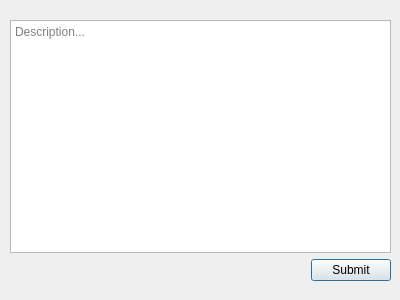
The window that interface/feedbackform.ui (Atelier-Developers/COVIDNet-CT) describes before a commit, drawn with Qt 5.
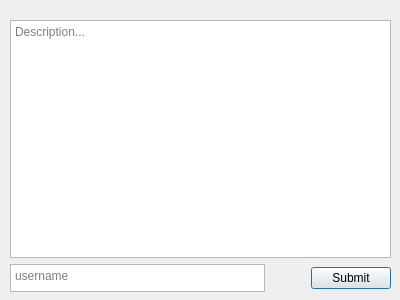
The same window after the commit.

```diff
--- a/interface/feedbackform.ui
+++ b/interface/feedbackform.ui
@@ -19,10 +19,10 @@
      <x>10</x>
      <y>20</y>
      <width>381</width>
-     <height>261</height>
+     <height>272</height>
     </rect>
    </property>
-   <layout class="QVBoxLayout" name="verticalLayout">
+   <layout class="QVBoxLayout" name="verticalLayout" stretch="0,0">
     <item>
      <widget class="QTextEdit" name="feedback_desc">
       <property name="placeholderText">
@@ -32,6 +32,19 @@
     </item>
     <item>
      <layout class="QHBoxLayout" name="horizontalLayout">
+      <item>
+       <widget class="QTextEdit" name="username">
+        <property name="maximumSize">
+         <size>
+          <width>16777215</width>
+          <height>28</height>
+         </size>
+        </property>
+        <property name="placeholderText">
+         <string>username</string>
+        </property>
+       </widget>
+      </item>
       <item>
        <spacer name="horizontalSpacer">
         <property name="orientation">
```
